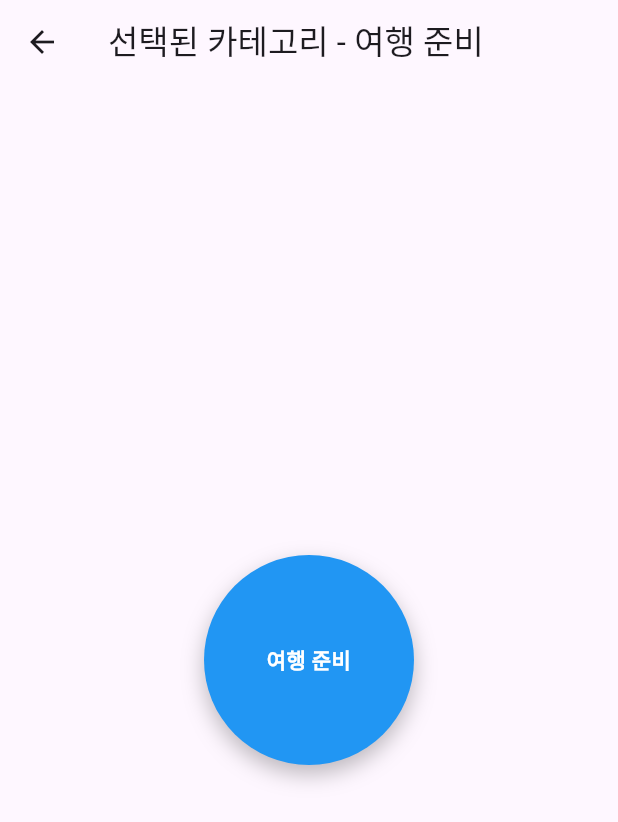
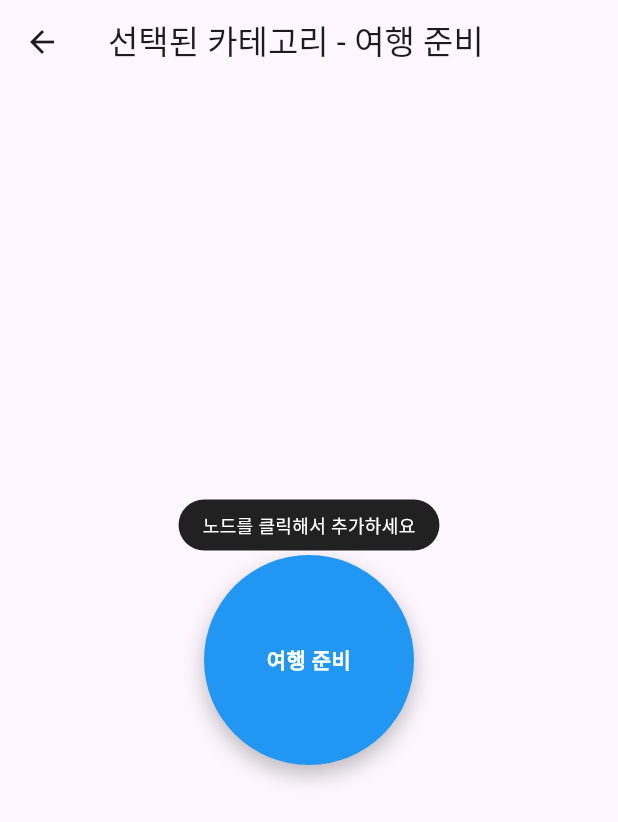
Before and after one commit to forthewy/pack-up-flutter, a Flutter app: the MindMapScreen screen opened directly with empty values, on a phone screen of 412 x 824 dp. Shown: the top 822 px of the screen. Run offline on Flutter 3.47's test engine with Material 3 defaults, Android fonts, the phone set to English and light mode, and no system bars; our stand-ins replace isar; accounts and stored records are empty; generated files the repository leaves out were written again; Roboto replaces fonts that are missing (GowunDodumKor).

Commit message:
마인드맵 스크린 제작 #1 노드 디자인 - 노드 생성 관련

```diff
--- a/lib/screens/mindmap_screen.dart
+++ b/lib/screens/mindmap_screen.dart
@@ -18,10 +18,13 @@ class MindMapScreen extends StatefulWidget {
 //
 class _MindMapScreenState extends State<MindMapScreen> {
 
+  bool rootSelected = false;
+
   @override void initState() {
     // TODO: implement initState
     super.initState();
   }
+
 //   List<Item> rootNodes = [];
 //   Map<int, List<Item>> childNodes = {};
 //
@@ -249,11 +252,31 @@ class _MindMapScreenState extends State<MindMapScreen> {
   Widget build(BuildContext context) {
     final category = CategoryType.values[widget.category];
     final title = categoryTitles[category]!;
+
     return Scaffold(
       appBar: AppBar(
         title: Text("선택된 카테고리 - $title"),
       ),
       body: Center(
+        child: Stack(
+          alignment: Alignment.center,
+          children: [
+
+            // 🔹 현수막 / + 버튼
+            AnimatedSwitcher(
+              duration: const Duration(milliseconds: 200),
+              child: rootSelected
+                  ? _plusButton()
+                  : _hintBanner(),
+            ),
+
+            // 🔹 중앙 노드
+            GestureDetector(
+              onTap: () {
+                setState(() {
+                  rootSelected = !rootSelected;
+                });
+              },
               child: Container(
                 width: 140,
                 height: 140,
@@ -281,10 +304,54 @@ class _MindMapScreenState extends State<MindMapScreen> {
                   ),
                 ),
               ),
-      )
+            ),
+          ],
+        ),
+      ),
     );
   }
+
+  Widget _hintBanner() {
+    return Container(
+      key: const ValueKey('hint'),
+      margin: const EdgeInsets.only(bottom: 180),
+      padding: const EdgeInsets.symmetric(horizontal: 16, vertical: 8),
+      decoration: BoxDecoration(
+        color: Colors.black87,
+        borderRadius: BorderRadius.circular(20),
+      ),
+      child: const Text(
+        '노드를 클릭해서 추가하세요',
+        style: TextStyle(
+          color: Colors.white,
+          fontSize: 12,
+        ),
+      ),
+    );
   }
+
+  Widget _plusButton() {
+    return Container(
+      key: const ValueKey('plus'),
+      margin: const EdgeInsets.only(bottom: 180),
+      child: Material(
+        color: Colors.white,
+        shape: const CircleBorder(),
+        elevation: 4,
+        child: InkWell(
+          customBorder: const CircleBorder(),
+          onTap: () {
+            debugPrint('➕ root add');
+          },
+          child: const Padding(
+            padding: EdgeInsets.all(12),
+            child: Icon(Icons.add),
+          ),
+        ),
+      ),
+    );
+  }
+
 //       floatingActionButton: rootNodes.isEmpty
 //           ? null
 //           : FloatingActionButton(
@@ -323,3 +390,5 @@ class _MindMapScreenState extends State<MindMapScreen> {
 //     );
 //   }
 // }
+
+}
```
Lines whose indentation alone changed are shown as unchanged.
